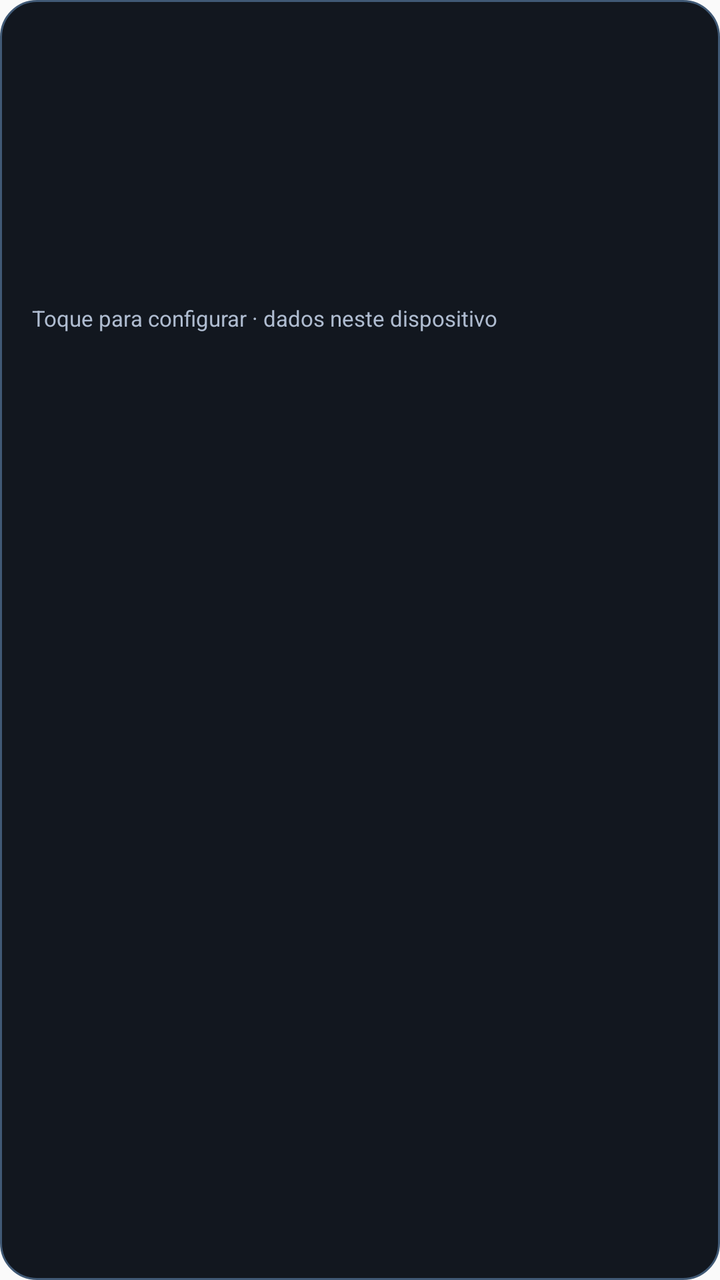
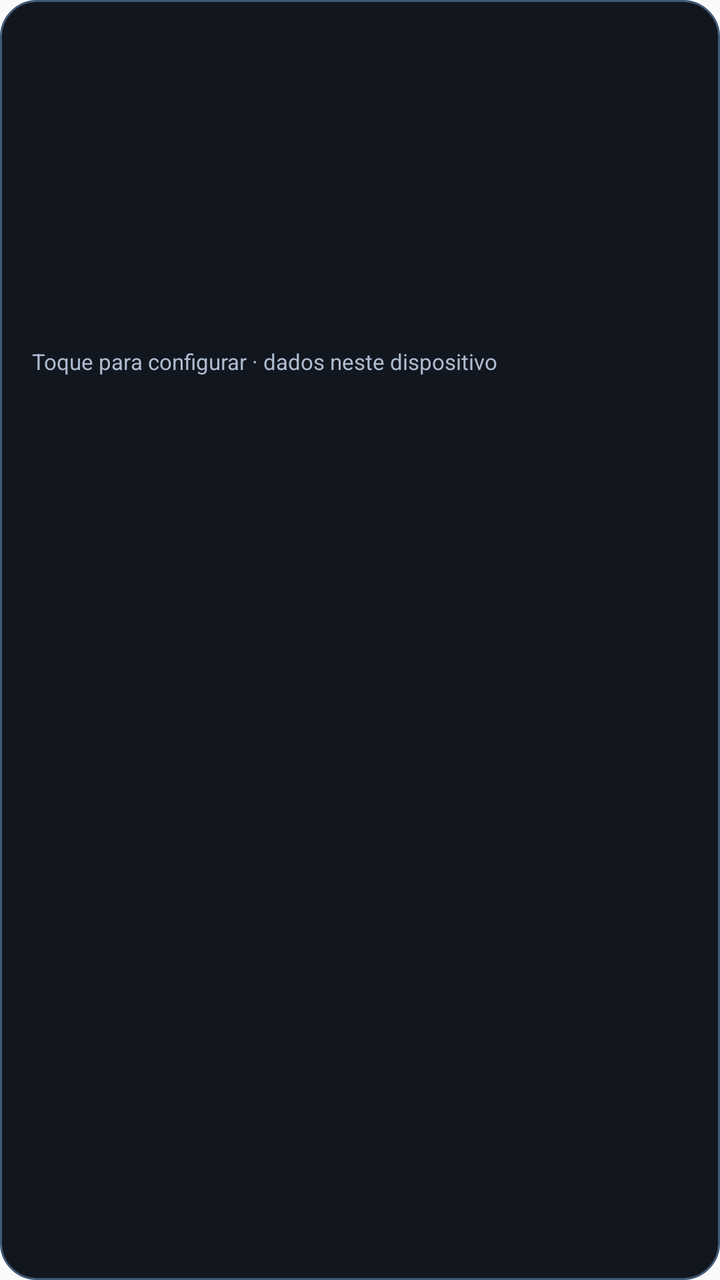

Before-and-after screenshots of an Android layout around one commit, followed by the original layout XML and the change that was made.
<!-- AndroidManifest.xml: application theme android:Theme.Material.Light.NoActionBar -->
<!-- res/layout/widget_expanded.xml -->
<?xml version="1.0" encoding="utf-8"?>
<LinearLayout xmlns:android="http://schemas.android.com/apk/res/android"
    android:id="@+id/widget_root"
    android:layout_width="match_parent"
    android:layout_height="match_parent"
    android:background="@drawable/widget_background"
    android:orientation="vertical"
    android:padding="16dp">
    <TextView android:id="@+id/widget_name"
        android:layout_width="match_parent" android:layout_height="wrap_content"
        android:ellipsize="end" android:maxLines="1"
        android:textColor="#DDE7F3" android:textSize="14sp" />
    <TextView android:id="@+id/widget_status"
        android:layout_width="match_parent" android:layout_height="wrap_content"
        android:layout_marginTop="8dp" android:maxLines="1"
        android:textColor="#5FA4F5" android:textSize="24sp"
        android:textStyle="bold" />
    <TextView android:id="@+id/widget_now"
        android:layout_width="match_parent" android:layout_height="wrap_content"
        android:layout_marginTop="5dp"
        android:textColor="#DDE7F3" android:textSize="12sp" />
    <TextView android:id="@+id/widget_next"
        android:layout_width="match_parent" android:layout_height="wrap_content"
        android:layout_marginTop="7dp" android:maxLines="2"
        android:textColor="#DDE7F3" android:textSize="13sp" />
    <TextView android:id="@+id/widget_sequence"
        android:layout_width="match_parent" android:layout_height="wrap_content"
        android:layout_marginTop="7dp" android:maxLines="3"
        android:textColor="#DDE7F3" android:textSize="12sp" />
    <TextView android:id="@+id/widget_hint"
        android:layout_width="match_parent" android:layout_height="wrap_content"
        android:layout_marginTop="7dp" android:maxLines="2"
        android:text="Toque para configurar · dados neste dispositivo"
        android:textColor="#AFBCD0" android:textSize="11sp" />
</LinearLayout>
<!-- resources referenced by this layout -->
<resources>
  <!-- drawable widget_background (drawable) -->
  <?xml version="1.0" encoding="utf-8"?>
  <shape xmlns:android="http://schemas.android.com/apk/res/android">
      <solid android:color="#12171F" />
      <corners android:radius="18dp" />
      <stroke android:width="1dp" android:color="#405975" />
  </shape>
</resources>

<!-- the commit's change to res/layout/widget_expanded.xml (unified diff, before → after) -->
@@ -15,6 +15,10 @@
         android:layout_marginTop="8dp" android:maxLines="1"
         android:textColor="#5FA4F5" android:textSize="24sp"
         android:textStyle="bold" />
+    <TextView android:id="@+id/widget_position"
+        android:layout_width="match_parent" android:layout_height="wrap_content"
+        android:layout_marginTop="4dp" android:maxLines="1"
+        android:textColor="#DDE7F3" android:textSize="13sp" />
     <TextView android:id="@+id/widget_now"
         android:layout_width="match_parent" android:layout_height="wrap_content"
         android:layout_marginTop="5dp"
